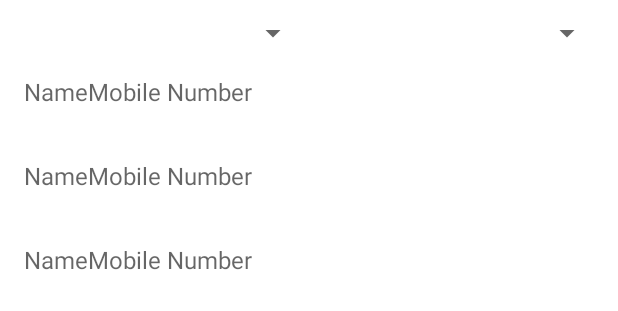
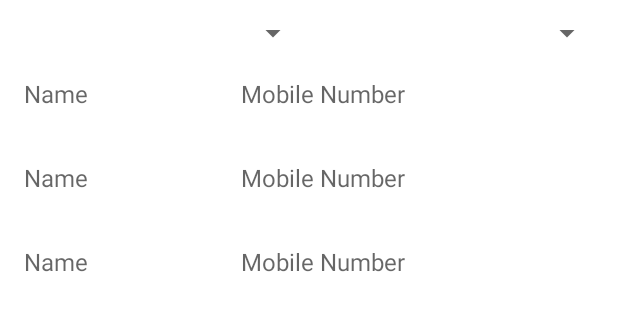
Before and after one commit to SanjaySargam/ISKCON, an Android app: the layout activity_attendance_record.xml on its own in the app's theme, with its tools: preview values and no code run, on a phone screen of 412 x 824 dp. Shown: the top 311 px of the screen. Run offline under Robolectric (Android 15) with nearby library versions, the light colour scheme and no system bars; plain views replace EpoxyRecyclerView.

Commit message:
student profile

```diff
--- a/app/src/main/AndroidManifest.xml
+++ b/app/src/main/AndroidManifest.xml
@@ -17,6 +17,9 @@
         android:supportsRtl="true"
         android:theme="@style/Theme.ISKCON"
         tools:targetApi="31">
+        <activity
+            android:name=".StudentProfileActivity"
+            android:exported="false" />
         <activity
             android:name=".AttendanceRecordActivity"
             android:exported="false" />
--- a/app/src/main/java/com/example/iskcon/AttendanceController.kt
+++ b/app/src/main/java/com/example/iskcon/AttendanceController.kt
@@ -1,15 +1,16 @@
 package com.example.iskcon
 
+import android.content.Context
 import com.airbnb.epoxy.TypedEpoxyController
 import com.google.firebase.database.FirebaseDatabase
 
-class AttendanceController : TypedEpoxyController<List<AttendanceRecord>>() {
+class AttendanceController(private val context: AttendanceRecordActivity) : TypedEpoxyController<List<AttendanceRecord>>() {
     override fun buildModels(data: List<AttendanceRecord>) {
         // Add the attendance entry form to the RecyclerView
 
         // Add the attendance records to the RecyclerView
         data.forEach { attendanceRecord ->
-            attendanceRecord {
+            attendanceRecord(context){
                 id(attendanceRecord.hashCode())
                 attendanceRecord(attendanceRecord)
             }
--- a/app/src/main/java/com/example/iskcon/AttendanceRecordActivity.kt
+++ b/app/src/main/java/com/example/iskcon/AttendanceRecordActivity.kt
@@ -97,7 +97,7 @@ class AttendanceRecordActivity : AppCompatActivity() {
         recordRv.apply {
             layoutManager = LinearLayoutManager(context)
         }
-        controller= AttendanceController()
+        controller= AttendanceController(this)
         recordRv.setController(controller)
 //        val dataList=ArrayList<AttendanceRecord>()
 //        dataList.clear()
--- a/app/src/main/res/layout/attendance_record_item_view.xml
+++ b/app/src/main/res/layout/attendance_record_item_view.xml
@@ -1,5 +1,8 @@
 <?xml version="1.0" encoding="utf-8"?>
-<LinearLayout xmlns:android="http://schemas.android.com/apk/res/android"
+<androidx.constraintlayout.widget.ConstraintLayout xmlns:android="http://schemas.android.com/apk/res/android"
+    xmlns:app="http://schemas.android.com/apk/res-auto"
+    xmlns:tools="http://schemas.android.com/tools"
+    android:id="@+id/record_constraint"
     android:layout_width="match_parent"
     android:layout_height="wrap_content"
     android:orientation="horizontal"
@@ -10,24 +13,32 @@
         android:layout_width="wrap_content"
         android:layout_height="wrap_content"
         android:hint="Name"
-        android:gravity="center_horizontal"
-        android:textSize="16sp" />
+        android:textColor="@color/black"
+        android:textSize="16sp"
+        app:layout_constraintBottom_toBottomOf="parent"
+        app:layout_constraintStart_toStartOf="parent"
+        app:layout_constraintTop_toTopOf="parent" />
 
     <TextView
         android:id="@+id/studentNo"
         android:layout_width="wrap_content"
         android:layout_height="wrap_content"
         android:hint="Mobile Number"
-        android:gravity="center_horizontal"
-        android:textSize="16sp" />
+        android:textColor="@color/black"
+        android:textSize="16sp"
+        app:layout_constraintBottom_toBottomOf="parent"
+        app:layout_constraintEnd_toStartOf="@+id/presentImageView"
+        app:layout_constraintStart_toEndOf="@+id/studentName"
+        app:layout_constraintTop_toTopOf="parent" />
 
     <ImageView
         android:id="@+id/presentImageView"
         android:layout_width="wrap_content"
         android:layout_height="wrap_content"
         android:src="@drawable/ic_check"
-        android:layout_gravity="center_horizontal"
         android:visibility="invisible"
-        />
+        app:layout_constraintBottom_toBottomOf="parent"
+        app:layout_constraintEnd_toEndOf="parent"
+        app:layout_constraintTop_toTopOf="parent" />
 
-</LinearLayout>
+</androidx.constraintlayout.widget.ConstraintLayout>
```
Also changed, not shown: app/src/main/java/com/example/iskcon/AttendanceRecordModel.kt (+13 -1 lines), app/src/main/java/com/example/iskcon/StudentProfileActivity.kt (added, +11 -0 lines), app/src/main/res/layout/activity_student_profile.xml (added, +95 -0 lines).
